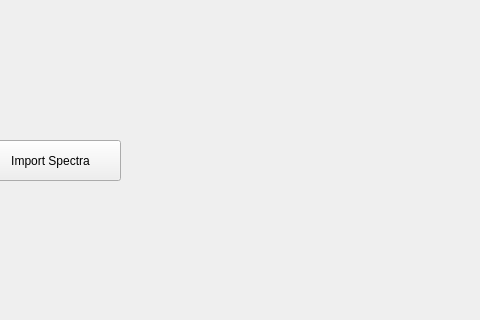
Before: the Qt Designer form issfactortools/ui/ui_mcr_overview.ui in NSLS-II-ISS/issfactortools, drawn with Qt 5; both pictures show x 570 to 1050 and y 280 to 600 of the 1326 by 893 pixel window.
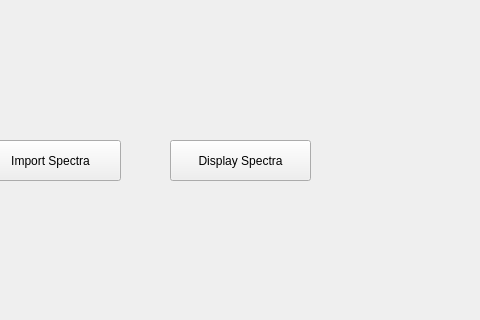
After: the same form once the commit is applied.

Commit message: checkboxes determine what is plotted

Patch:
```diff
--- a/issfactortools/ui/ui_mcr_overview.ui
+++ b/issfactortools/ui/ui_mcr_overview.ui
@@ -69,6 +69,19 @@
    </property>
    <layout class="QVBoxLayout" name="table_layout"/>
   </widget>
+  <widget class="QPushButton" name="pushButton_display_spectra">
+   <property name="geometry">
+    <rect>
+     <x>740</x>
+     <y>420</y>
+     <width>141</width>
+     <height>41</height>
+    </rect>
+   </property>
+   <property name="text">
+    <string>Display Spectra</string>
+   </property>
+  </widget>
  </widget>
  <resources/>
  <connections/>
```
The commit also changes 1 other file.
